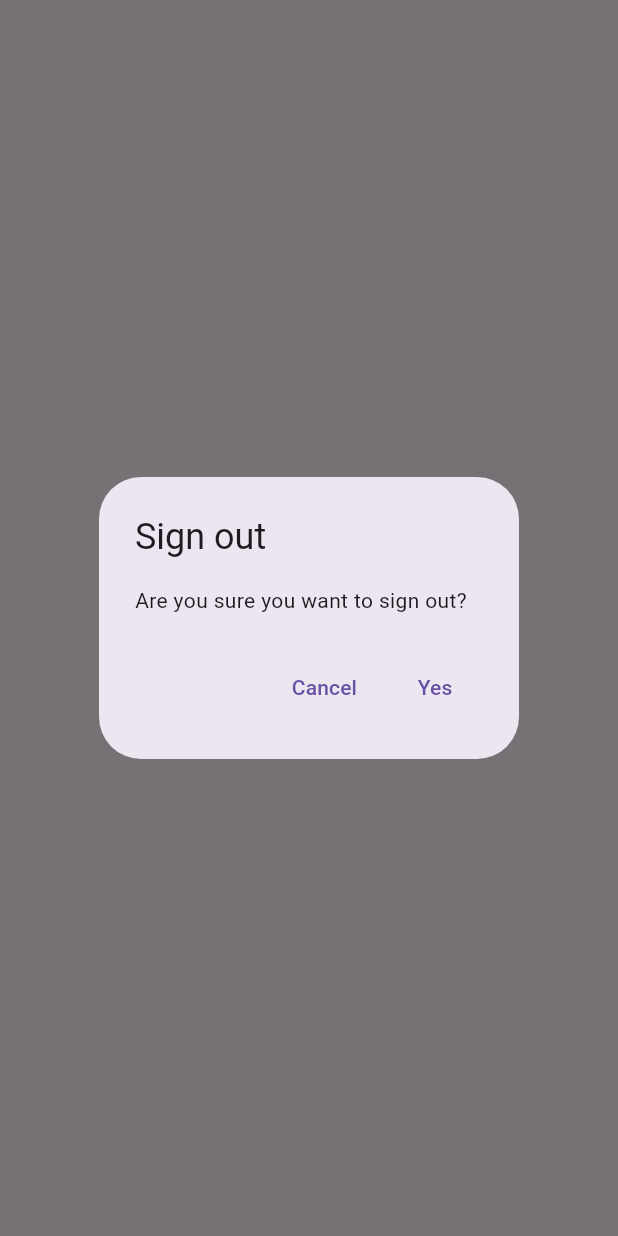
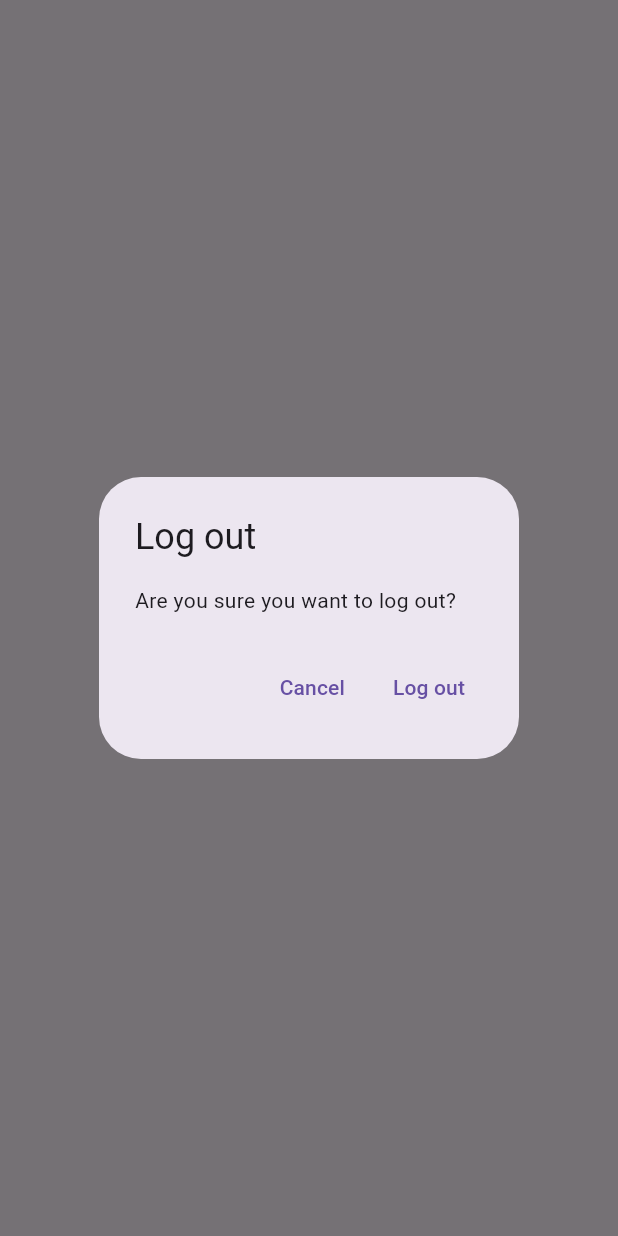
Before and after one commit to sukhaman/ListManager, a Flutter app: what showLogOutDialog() shows on an empty page, opened directly, on a phone screen of 412 x 824 dp. Run offline on Flutter 3.47's test engine with Material 3 defaults, Android fonts, the phone set to English and light mode, and no system bars; our stand-ins replace firebase_auth, firebase_core, sqflite; accounts and stored records are empty.

Commit message:
log out dialog added

```diff
--- /dev/null
+++ b/notesmanager/lib/utilities/dialogs/log_out_dialog.dart
@@ -0,0 +1,12 @@
+import 'package:flutter/material.dart';
+import 'package:notesmanager/utilities/dialogs/generic_dialog.dart';
+
+Future<bool> showLogOutDialog(BuildContext context) {
+  return showGenericDialog<bool>(
+      context: context,
+      title: 'Log out',
+      content: 'Are you sure you want to log out?',
+      optionsBuilder: () => {'Cancel': false, 'Log out': true}).then(
+    (value) => value ?? false,
+  );
+}
--- a/notesmanager/lib/views/home_view.dart
+++ b/notesmanager/lib/views/home_view.dart
@@ -3,6 +3,8 @@ import 'package:notesmanager/constans/routes.dart';
 import 'package:notesmanager/enums/menu_action.dart';
 import 'package:notesmanager/services/auth/auth_service.dart';
 import 'package:notesmanager/services/crud/notes_service.dart';
+import 'package:notesmanager/utilities/dialogs/log_out_dialog.dart';
+import 'package:notesmanager/views/notes/notes_list_view.dart';
 
 class HomeView extends StatefulWidget {
   const HomeView({super.key});
@@ -67,21 +69,11 @@ class _HomeViewState extends State<HomeView> {
                       case ConnectionState.waiting:
                         if (snapshot.hasData) {
                           final allNotes = snapshot.data as List<DatabaseNote>;
-
-                          return ListView.builder(
-                            itemCount: allNotes.length,
-                            itemBuilder: (context, index) {
-                              final note = allNotes[index];
-                              return ListTile(
-                                title: Text(
-                                  note.text,
-                                  maxLines: 1,
-                                  softWrap: true,
-                                  overflow: TextOverflow.ellipsis,
-                                ),
-                              );
-                            },
-                          );
+                          return NotesListView(
+                              notes: allNotes,
+                              onDeleteNote: (note) async {
+                                await _notesService.deleteNote(id: note.id);
+                              });
                         } else {
                           return const CircularProgressIndicator();
                         }
@@ -97,27 +89,3 @@ class _HomeViewState extends State<HomeView> {
     );
   }
 }
-
-Future<bool> showLogOutDialog(BuildContext context) {
-  return showDialog<bool>(
-    context: context,
-    builder: (context) {
-      return AlertDialog(
-        title: const Text('Sign out'),
-        content: const Text('Are you sure you want to sign out?'),
-        actions: [
-          TextButton(
-              onPressed: () {
-                Navigator.of(context).pop(false);
-              },
-              child: const Text('Cancel')),
-          TextButton(
-              onPressed: () {
-                Navigator.of(context).pop(true);
-              },
-              child: const Text('Yes')),
-        ],
-      );
-    },
-  ).then((value) => value ?? false);
-}
```
